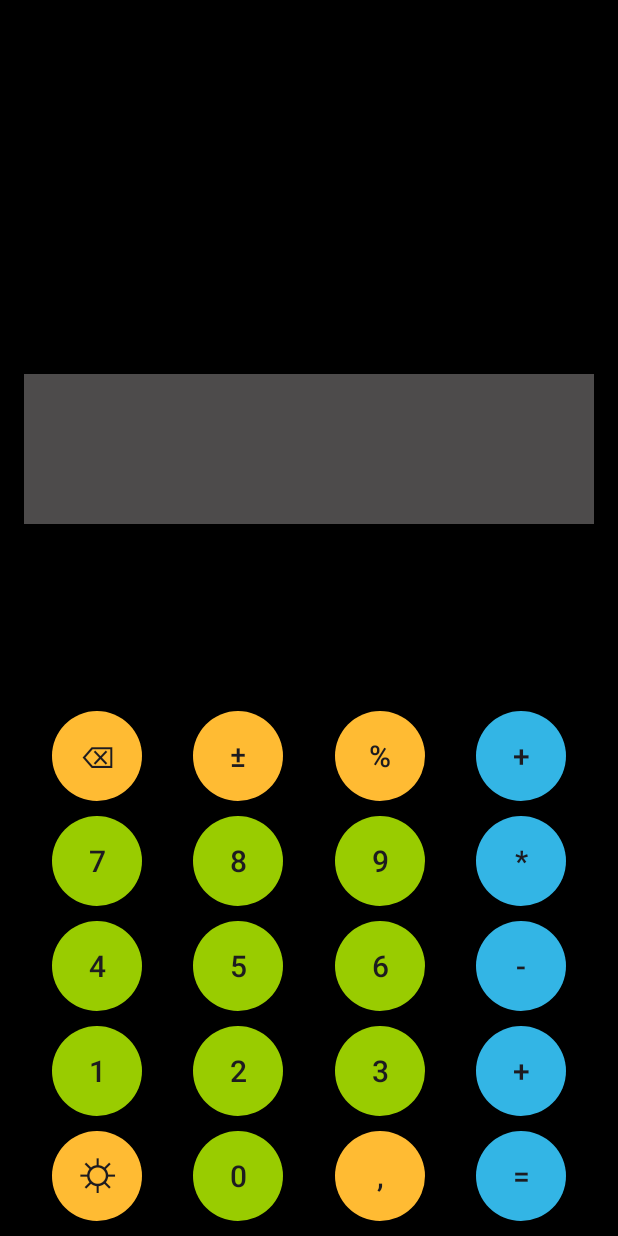
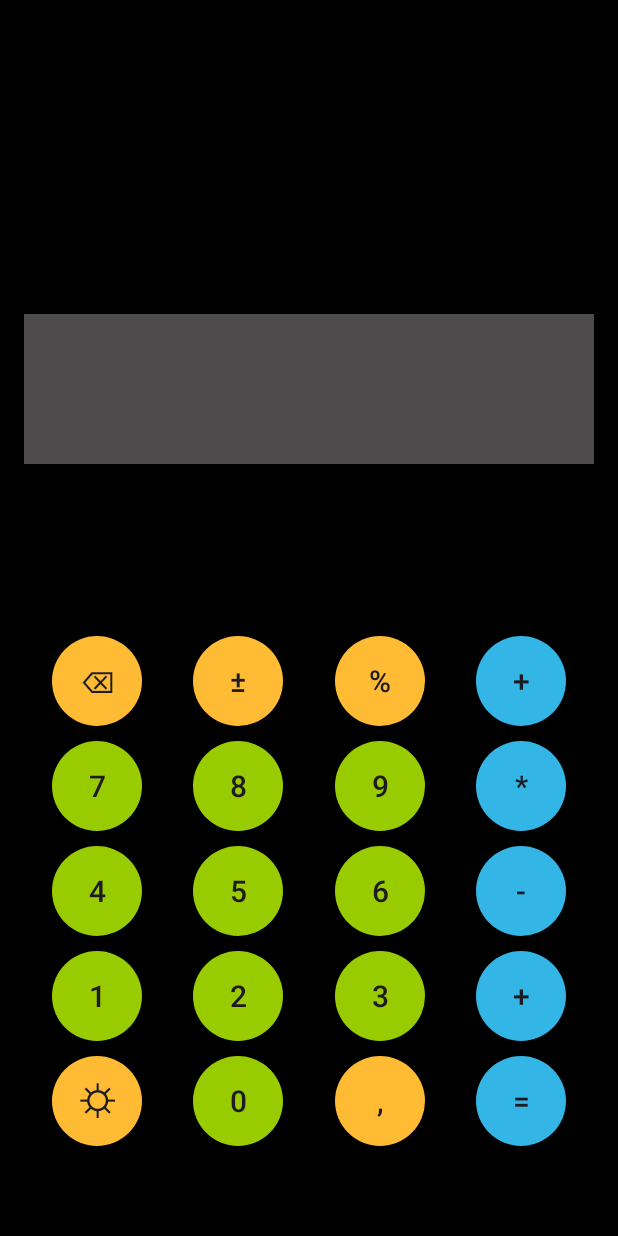
Before and after one commit to Andezion/CustomCalculator, an Android app: the screen it shows after launch (MainActivity), on a phone screen of 412 x 824 dp. Run offline under Robolectric (Android 15) with nearby library versions, the phone set to English and light mode, and no system bars.

Commit message:
финальный дизайн

```diff
--- a/app/src/main/res/layout/activity_main.xml
+++ b/app/src/main/res/layout/activity_main.xml
@@ -18,7 +18,8 @@
         app:layout_constraintHeight_default="percent"
         app:layout_constraintHeight_percent="0.5"
         app:layout_constraintBottom_toBottomOf="parent"
-        tools:ignore="MissingConstraints">
+        tools:ignore="MissingConstraints"
+        android:layout_marginBottom="50dp">
 
         <androidx.appcompat.widget.AppCompatButton
             android:id="@+id/button1"
```
